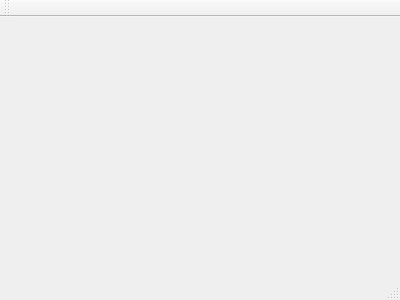
Qt form mainwindow.ui (ag8920/plotter) before a commit.
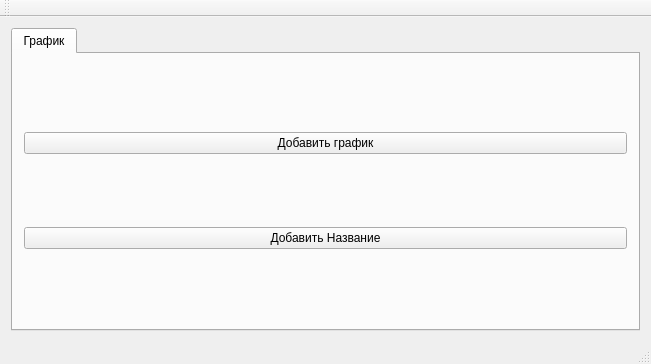
The same form after that commit.

What changed in the file:
```diff
--- a/mainwindow.ui
+++ b/mainwindow.ui
@@ -1,24 +1,76 @@
 <ui version="4.0">
  <class>MainWindow</class>
- <widget class="QMainWindow" name="MainWindow" >
-  <property name="geometry" >
+ <widget class="QMainWindow" name="MainWindow">
+  <property name="geometry">
    <rect>
     <x>0</x>
     <y>0</y>
-    <width>400</width>
-    <height>300</height>
+    <width>651</width>
+    <height>364</height>
    </rect>
   </property>
   <property name="windowTitle" >
    <string>MainWindow</string>
   </property>
-  <widget class="QMenuBar" name="menuBar" />
-  <widget class="QToolBar" name="mainToolBar" />
-  <widget class="QWidget" name="centralWidget" />
-  <widget class="QStatusBar" name="statusBar" />
+  <widget class="QWidget" name="centralWidget">
+   <layout class="QGridLayout" name="gridLayout_3">
+    <item row="0" column="0">
+     <widget class="QTabWidget" name="tabWidget">
+      <property name="currentIndex">
+       <number>0</number>
+      </property>
+      <widget class="QWidget" name="tab_3">
+       <attribute name="title">
+        <string>График</string>
+       </attribute>
+       <layout class="QGridLayout" name="gridLayout_5">
+        <item row="2" column="0">
+         <layout class="QGridLayout" name="gridLayout_4"/>
+        </item>
+        <item row="1" column="0">
+         <widget class="QPushButton" name="pushButton_2">
+          <property name="text">
+           <string>Добавить Название</string>
+          </property>
+          <property name="checkable">
+           <bool>true</bool>
+          </property>
+         </widget>
+        </item>
+        <item row="0" column="0">
+         <widget class="QPushButton" name="pushButton">
+          <property name="text">
+           <string>Добавить график</string>
+          </property>
+         </widget>
+        </item>
+       </layout>
+      </widget>
+     </widget>
+    </item>
+   </layout>
+  </widget>
+  <widget class="QMenuBar" name="menuBar">
+   <property name="geometry">
+    <rect>
+     <x>0</x>
+     <y>0</y>
+     <width>651</width>
+     <height>25</height>
+    </rect>
+   </property>
+  </widget>
+  <widget class="QToolBar" name="mainToolBar">
+   <attribute name="toolBarArea">
+    <enum>TopToolBarArea</enum>
+   </attribute>
+   <attribute name="toolBarBreak">
+    <bool>false</bool>
+   </attribute>
+  </widget>
+  <widget class="QStatusBar" name="statusBar"/>
  </widget>
- <layoutDefault spacing="6" margin="11" />
- <pixmapfunction></pixmapfunction>
+ <layoutdefault spacing="6" margin="11"/>
  <resources/>
  <connections/>
 </ui>
```
Left out of the diff: 3 changed lines with no effect on the pictures.
